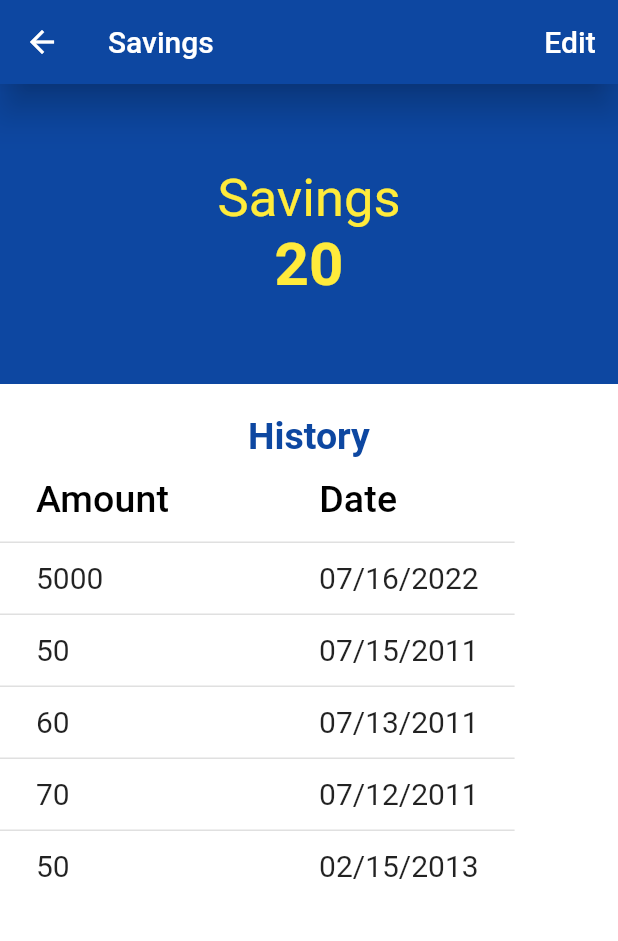
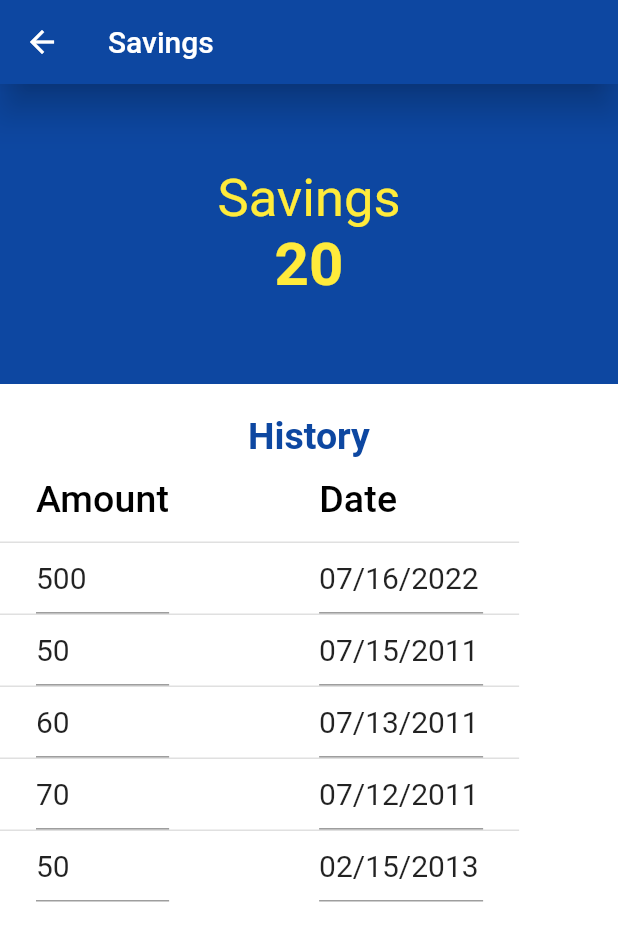
Before and after one commit to Miraii133/Save_me, a Flutter app: the screen it shows after launch, after a tap on "Savings", on a phone screen of 412 x 824 dp. Shown: the top 941 px of the screen. Run offline on Flutter 3.47's test engine with Material 2 defaults, Android fonts, the phone set to English and light mode, and no system bars.

Commit message:
add: textformfield datacells.

```diff
--- a/lib/routes/savings_main_menu.dart
+++ b/lib/routes/savings_main_menu.dart
@@ -15,7 +15,7 @@ class SavingsMainMenu extends StatefulWidget {
 
 class _SavingsMainMenuState extends State<SavingsMainMenu> {
   List<Map> _books = [
-    {'amount': 5000, 'date': "07/16/2022"},
+    {'amount': 500, 'date': "07/16/2022"},
     {'amount': 50, 'date': "07/15/2011"},
     {'amount': 60, 'date': "07/13/2011"},
     {'amount': 70, 'date': "07/12/2011"},
@@ -28,10 +28,10 @@ class _SavingsMainMenuState extends State<SavingsMainMenu> {
       appBar: AppBar(
         backgroundColor: Colors.blue[900],
         actions: [
-          TextButton(
+          /*TextButton(
               onPressed: () {},
               child: const Text("Edit",
-                  style: TextStyle(fontSize: 20, color: Colors.white)))
+                  style: TextStyle(fontSize: 20, color: Colors.white)))*/
         ],
         title: const Text("Savings",
             style: TextStyle(
@@ -210,14 +210,36 @@ class _SavingsMainMenuState extends State<SavingsMainMenu> {
       dataRow.add(
         DataRow(
           cells: [
-            DataCell(Text(
+            /*DataCell(Text(
               list[i++][0],
               style: TextStyle(fontSize: 20),
-            )),
-            DataCell(Text(
-              list[i][0],
-              style: TextStyle(fontSize: 20),
-            )),
+            )),*/
+            DataCell(
+                TextFormField(
+                  style: TextStyle(fontSize: 20),
+                  initialValue: list[i++][0],
+                  keyboardType: TextInputType.number,
+                  onFieldSubmitted: (val) {
+                    setState(() {
+                      print(val);
+                      //you can do anything you want
+                    });
+                  },
+                ),
+                showEditIcon: false),
+            DataCell(
+                TextFormField(
+                  style: TextStyle(fontSize: 20),
+                  initialValue: list[i][0],
+                  keyboardType: TextInputType.datetime,
+                  onFieldSubmitted: (val) {
+                    setState(() {
+                      print(val);
+                      //you can do anything you want
+                    });
+                  },
+                ),
+                showEditIcon: false),
           ].toList(),
         ),
       );
```
